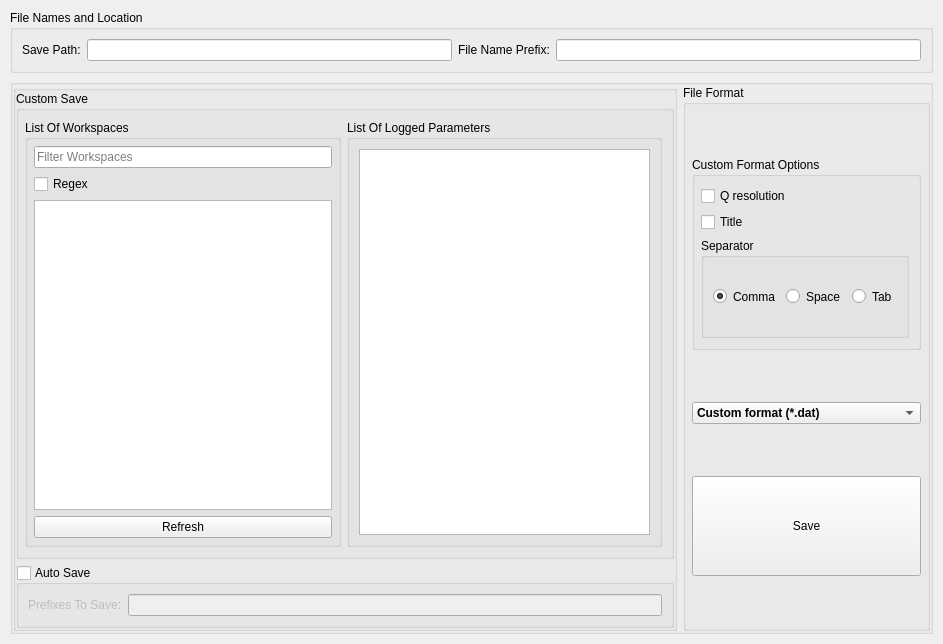
Before: the Qt Designer form qt/scientific_interfaces/ISISReflectometry/ReflSaveTabWidget.ui in mantidproject/mantid, drawn with Qt 5.
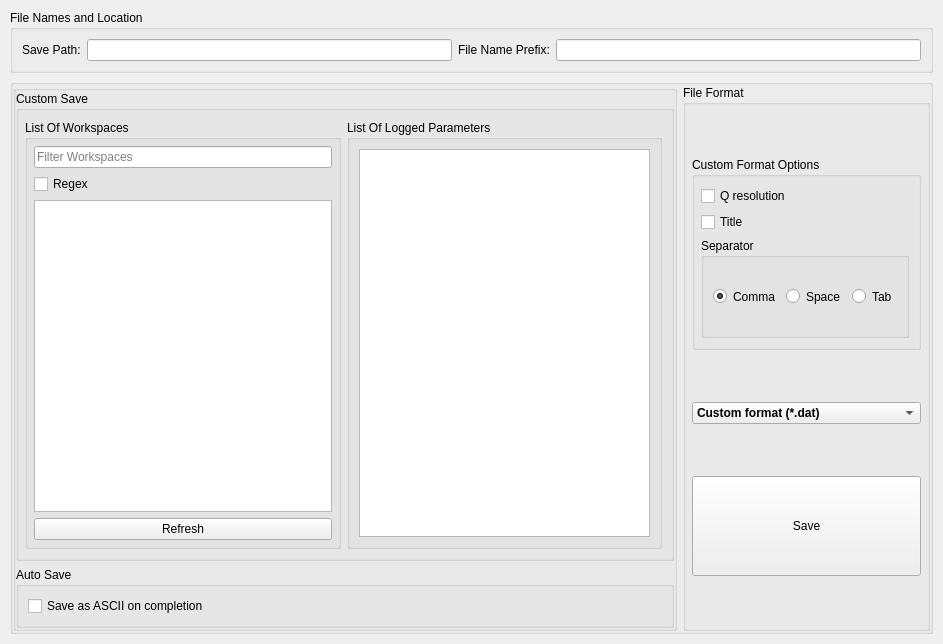
After: the same form once the commit is applied.

Commit message: Re #21691: Applied ui modifications after feedback.

Patch:
```diff
--- a/qt/scientific_interfaces/ISISReflectometry/ReflSaveTabWidget.ui
+++ b/qt/scientific_interfaces/ISISReflectometry/ReflSaveTabWidget.ui
@@ -197,22 +197,22 @@
             <string>Auto Save</string>
            </property>
            <property name="checkable">
-            <bool>true</bool>
+            <bool>false</bool>
            </property>
            <property name="checked">
             <bool>false</bool>
            </property>
            <layout class="QHBoxLayout" name="horizontalLayout_4">
             <item>
-             <widget class="QLabel" name="prefixesToSaveLabel">
+             <widget class="QCheckBox" name="saveReductionResultsCheckBox">
+              <property name="toolTip">
+               <string>Saves stitched workspaces for multi-row group reductions and IvsQ_binned workspaces for reductions single row reductions.</string>
+              </property>
               <property name="text">
-               <string>Prefixes To Save:</string>
+               <string>Save as ASCII on completion</string>
               </property>
              </widget>
             </item>
-            <item>
-             <widget class="QLineEdit" name="autosavePrefixesEdit"/>
-            </item>
            </layout>
           </widget>
          </item>
```
The commit also changes 7 other files.
